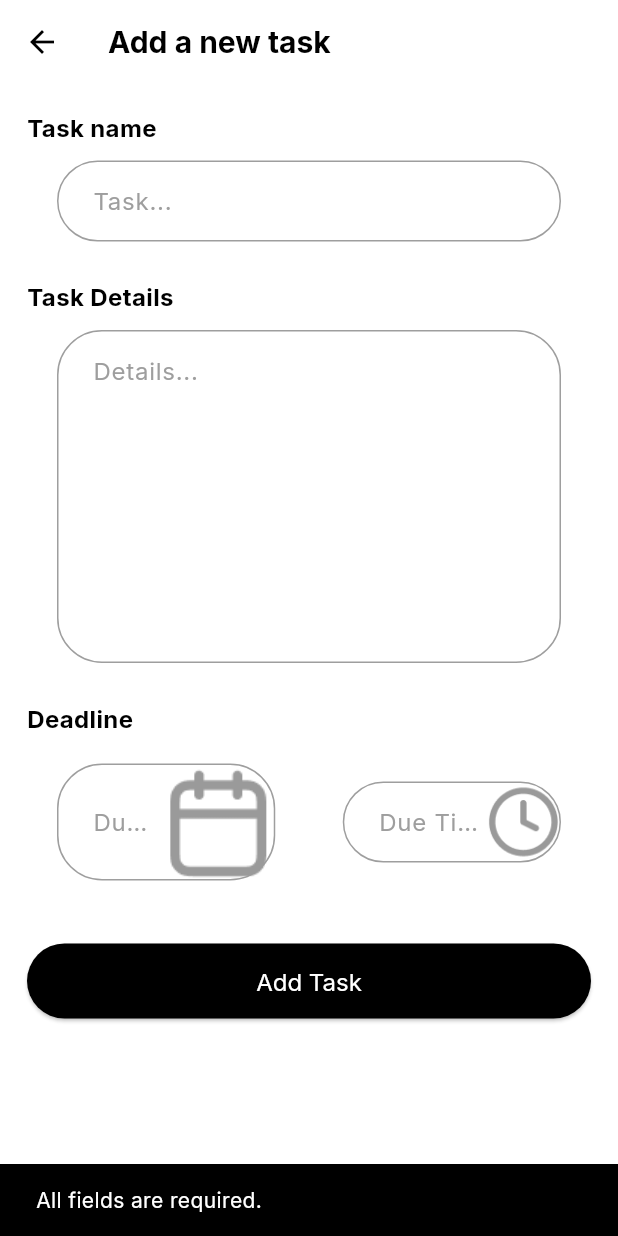
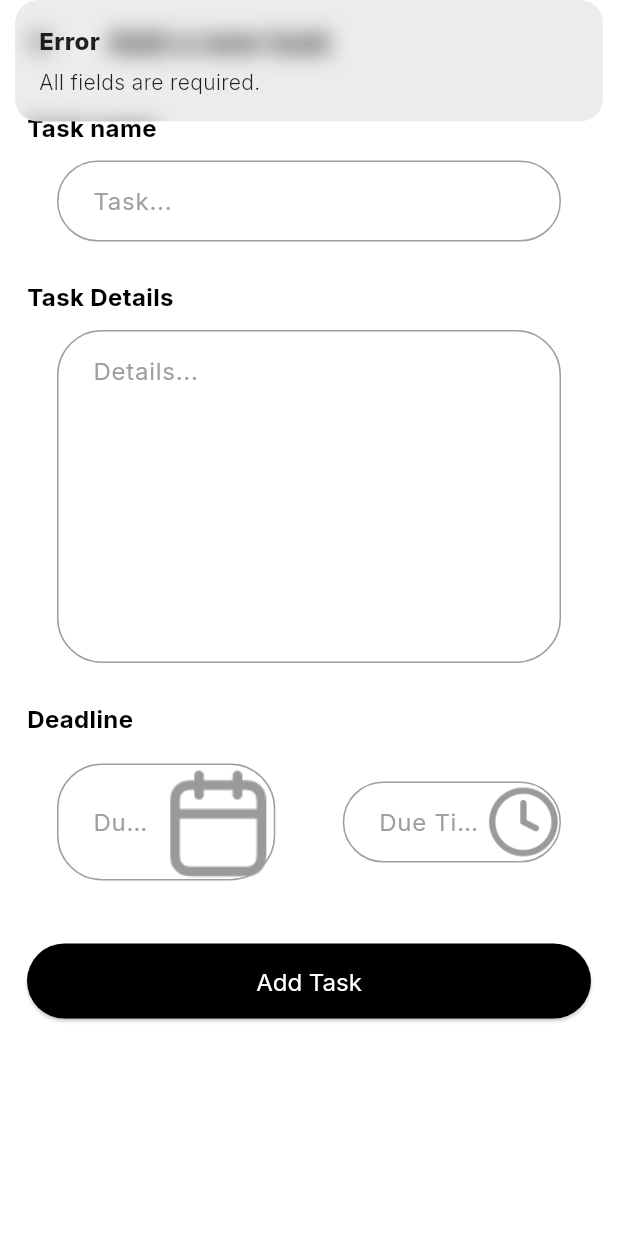
Before and after one commit to M2NVMe/firebase_rodi, a Flutter app: the CreateTaskPage screen opened by its route, after a tap on "Add Task", on a phone screen of 412 x 824 dp. Run offline on Flutter 3.47's test engine with Material 3 defaults, Android fonts, the phone set to English and light mode, and no system bars; our stand-ins replace cloud_firestore, firebase_auth, firebase_core, firebase_messaging, flutter_local_notifications, fluttertoast and 3 more; accounts and stored records are empty.

Commit message:
FIX [BW] UX CreateTaskPage.dart

```diff
--- a/lib/Controllers/CRUDModel/EditTaskController.dart
+++ b/lib/Controllers/CRUDModel/EditTaskController.dart
@@ -42,7 +42,6 @@ class EditTaskController extends GetxController {
       Get.snackbar("Error", "Due date cannot be in the past.");
       return false;
     }
-
     return true;
   }
 
--- a/lib/Controllers/CRUDModel/TaskFormController.dart
+++ b/lib/Controllers/CRUDModel/TaskFormController.dart
@@ -1,3 +1,5 @@
+import 'package:firebase_rodi/Controllers/CRUDModel/CRUDController.dart';
+import 'package:firebase_rodi/Routes/Route.dart';
 import 'package:get/get.dart';
 import 'package:flutter/material.dart';
 
@@ -7,6 +9,113 @@ class TaskFormController extends GetxController {
   final dueDateController = TextEditingController();
   final dueTimeController = TextEditingController();
   final Rx<DateTime?> selectedDateTime = Rx<DateTime?>(null);
+  final crudController = Get.find<Crudcontroller>();
+
+  bool validateInputs() {
+    // Check empty fields
+    if (titleController.text.trim().isEmpty ||
+        descriptionController.text.trim().isEmpty) {
+      Get.snackbar(
+        "Error",
+        "All fields are required.",
+        snackPosition: SnackPosition.TOP,
+      );
+      return false;
+    }
+
+    if (dueDateController.text.isEmpty || dueTimeController.text.isEmpty) {
+      Get.snackbar(
+        "Error",
+        "Please select a due date and time.",
+        snackPosition: SnackPosition.TOP,
+      );
+      return false;
+    }
+
+    // Parse and validate date
+    DateTime? parsedDate;
+    try {
+      parsedDate = DateTime.parse(dueDateController.text);
+    } catch (e) {
+      Get.snackbar(
+        "Error",
+        "Invalid date format.",
+        snackPosition: SnackPosition.TOP,
+      );
+      return false;
+    }
+
+    // Parse and validate time
+    List<String> timeParts = dueTimeController.text.split(":");
+    if (timeParts.length != 2) {
+      Get.snackbar(
+        "Error",
+        "Invalid time format.",
+        snackPosition: SnackPosition.TOP,
+      );
+      return false;
+    }
+
+    try {
+      int hour = int.parse(timeParts[0]);
+      int minute = int.parse(timeParts[1]);
+      selectedDateTime.value = DateTime(
+        parsedDate.year,
+        parsedDate.month,
+        parsedDate.day,
+        hour,
+        minute,
+      );
+    } catch (e) {
+      Get.snackbar(
+        "Error",
+        "Invalid time format.",
+        snackPosition: SnackPosition.TOP,
+      );
+      return false;
+    }
+
+    // Check if date is in the past
+    if (selectedDateTime.value!.isBefore(DateTime.now())) {
+      Get.snackbar(
+        "Error",
+        "Due date cannot be in the past.",
+        snackPosition: SnackPosition.TOP,
+      );
+      return false;
+    }
+
+    return true;
+  }
+
+  Future<bool> submitTask() async {
+    if (!validateInputs()) {
+      return false;
+    }
+
+    bool success = await crudController.addTask(
+      titleController.text.trim(),
+      descriptionController.text.trim(),
+      selectedDateTime.value!,
+    );
+
+    if (success) {
+      Get.snackbar(
+        "Success",
+        "Task added successfully!",
+        snackPosition: SnackPosition.TOP,
+      );
+      Get.toNamed(RoutePages.home); // Navigate back
+      return true;
+    } else {
+      Get.snackbar(
+        "Error",
+        "Failed to add task. Try again.",
+        snackPosition: SnackPosition.TOP,
+      );
+      return false;
+    }
+  }
 
   void pickDate(BuildContext context) async {
     final DateTime? pickedDate = await showDatePicker(
--- a/lib/Pages/Fragments/CreateTaskPage.dart
+++ b/lib/Pages/Fragments/CreateTaskPage.dart
@@ -129,83 +129,7 @@ class CreateTaskPage extends StatelessWidget {
                 buttonWidth: double.infinity,
                 buttonHeight: 50,
                 borderRadius: 30,
-                onPressed: () async {
-                  // Validate inputs
-                  if (taskFormController.titleController.text.isEmpty ||
-                      taskFormController.descriptionController.text.isEmpty) {
-                    ScaffoldMessenger.of(context).showSnackBar(
-                      const SnackBar(content: Text("All fields are required.")),
-                    );
-                    return;
-                  }
-
-                  if (taskFormController.dueDateController.text.isEmpty ||
-                      taskFormController.dueTimeController.text.isEmpty) {
-                    ScaffoldMessenger.of(context).showSnackBar(
-                      const SnackBar(content: Text("Please select a due date and time.")),
-                    );
-                    return;
-                  }
-
-                  // Parse date and time from controllers
-                  DateTime? parsedDate;
-                  try {
-                    parsedDate = DateTime.parse(taskFormController.dueDateController.text);
-                  } catch (e) {
-                    ScaffoldMessenger.of(context).showSnackBar(
-                      const SnackBar(content: Text("Invalid date format.")),
-                    );
-                    return;
-                  }
-
-                  List<String> timeParts = taskFormController.dueTimeController.text.split(":");
-                  if (timeParts.length != 2) {
-                    ScaffoldMessenger.of(context).showSnackBar(
-                      const SnackBar(content: Text("Invalid time format.")),
-                    );
-                    return;
-                  }
-
-                  int hour = int.parse(timeParts[0]);
-                  int minute = int.parse(timeParts[1]);
-
-                  // Combine date and time
-                  final combinedDateTime = DateTime(
-                    parsedDate.year,
-                    parsedDate.month,
-                    parsedDate.day,
-                    hour,
-                    minute,
-                  );
-
-                  // Ensure the date is in the future
-                  if (combinedDateTime.isBefore(DateTime.now())) {
-                    ScaffoldMessenger.of(context).showSnackBar(
-                      const SnackBar(content: Text("Due date cannot be in the past.")),
-                    );
-                    return;
-                  }
-
-                  // Add task and show snackbar based on success
-                  bool success = await crudController.addTask(
-                    taskFormController.titleController.text.trim(),
-                    taskFormController.descriptionController.text.trim(),
-                    combinedDateTime,
-                  );
-
-                  if (success) {
-                    ScaffoldMessenger.of(context).showSnackBar(
-                      const SnackBar(content: Text("Task added successfully!")),
-                    );
-
-                    // Navigate back to the previous screen
-                    Get.back();
-                  } else {
-                    ScaffoldMessenger.of(context).showSnackBar(
-                      const SnackBar(content: Text("Failed to add task. Try again.")),
-                    );
-                  }
-                },
+                onPressed: taskFormController.submitTask,
               ),
             ),
           ],
--- a/lib/Pages/Fragments/UtamaPage.dart
+++ b/lib/Pages/Fragments/UtamaPage.dart
@@ -56,39 +56,6 @@ class UtamaPage extends StatelessWidget {
           ],
         ),
       ),
-      drawer: Drawer(
-        child: ListView(
-          padding: EdgeInsets.zero,
-          children: <Widget>[
-            const DrawerHeader(
-              decoration: BoxDecoration(
-                color: Colors.blue,
-              ),
-              child: Text(
-                'Menu',
-                style: TextStyle(
-                  color: Colors.white,
-                  fontSize: 24,
-                ),
-              ),
-            ),
-            ListTile(
-              leading: const Icon(Icons.home),
-              title: const Text('Home'),
-              onTap: () {
-                Navigator.pop(context);
-              },
-            ),
-            ListTile(
-              leading: const Icon(Icons.settings),
-              title: const Text('Settings'),
-              onTap: () {
-                Navigator.pop(context);
-              },
-            ),
-          ],
-        ),
-      ),
       body: GetX<Crudcontroller>(
         builder: (controller) {
           // Filter for uncompleted tasks
```
